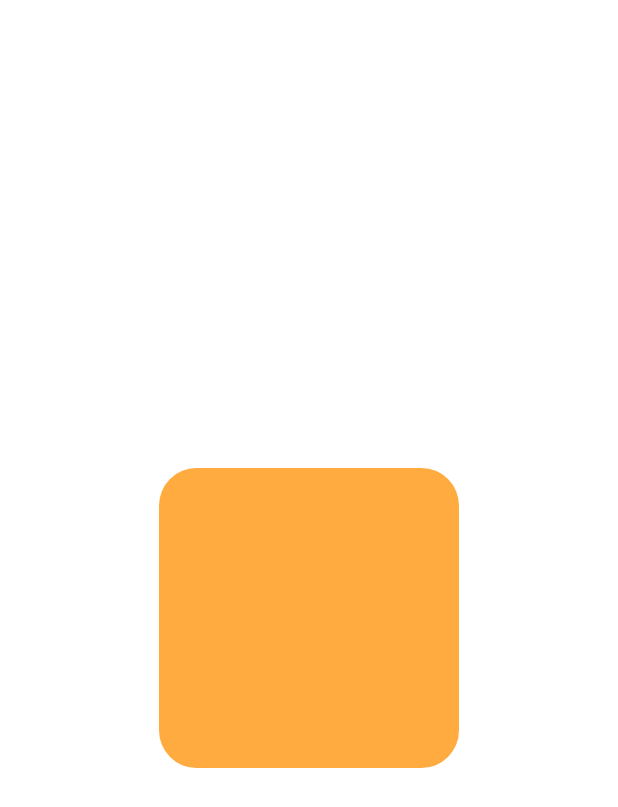
After one commit to charleslana/flutter_snippets, a Flutter app: the SnippetBoxDecoration screen opened directly, on a phone screen of 412 x 824 dp. The commit adds this screen. Shown: the top 807 px of the screen. Run offline on Flutter 3.47's test engine with Material 2 defaults, Android fonts, the phone set to English and light mode, and no system bars; our stand-ins replace shared_preferences; accounts and stored records are empty; generated files the repository leaves out were written again.

Commit message:
feat(snippets): update

```diff
--- a/lib/src/constants/app_constants.dart
+++ b/lib/src/constants/app_constants.dart
@@ -64,6 +64,7 @@ class AppConstants {
   static final txtSnippetWidgetCircleAvatar = 'widget_circle_avatar';
   static final txtSnippetWidgetFittedBox = 'widget_fitted_box';
   static final txtSnippetWidgetVisibility = 'widget_visibility';
+  static final txtSnippetWidgetBoxDecoration = 'widget_box_decoration';
   static final txtSnippetWidgetRefreshIndicator = 'widget_refresh_indicator';
   static final txtSnippetWidgetDraggable = 'widget_draggable';
   static final txtSnippetWidgetGlobalKey = 'widget_global_key';
--- a/lib/src/l10n/app_en.arb
+++ b/lib/src/l10n/app_en.arb
@@ -106,6 +106,7 @@
     "menuWidgetBasicCircleAvatar": "CircleAvatar",
     "menuWidgetBasicFittedBox": "FittedBox",
     "menuWidgetBasicVisibility": "Visibility",
+    "menuWidgetBasicBoxDecoration": "BoxDecoration",
     "menuWidgetAdvancedRefreshIndicator": "RefreshIndicator",
     "menuWidgetAdvancedDraggable": "Drag and Drop",
     "menuWidgetAdvancedGlobalKey": "GlobalKey",
--- a/lib/src/l10n/app_es.arb
+++ b/lib/src/l10n/app_es.arb
@@ -88,6 +88,7 @@
     "menuWidgetBasicCircleAvatar": "CircleAvatar",
     "menuWidgetBasicFittedBox": "FittedBox",
     "menuWidgetBasicVisibility": "Visibilidad",
+    "menuWidgetBasicBoxDecoration": "BoxDecoration",
     "menuWidgetAdvancedRefreshIndicator": "RefreshIndicator",
     "menuWidgetAdvancedDraggable": "Drag and Drop",
     "menuWidgetAdvancedGlobalKey": "GlobalKey",
--- a/lib/src/l10n/app_pt.arb
+++ b/lib/src/l10n/app_pt.arb
@@ -88,6 +88,7 @@
     "menuWidgetBasicCircleAvatar": "CircleAvatar",
     "menuWidgetBasicFittedBox": "FittedBox",
     "menuWidgetBasicVisibility": "Visibilidade",
+    "menuWidgetBasicBoxDecoration": "BoxDecoration",
     "menuWidgetAdvancedRefreshIndicator": "RefreshIndicator",
     "menuWidgetAdvancedDraggable": "Drag and Drop",
     "menuWidgetAdvancedGlobalKey": "GlobalKey",
--- /dev/null
+++ b/lib/src/snippets/snippet_box_decoration.dart
@@ -0,0 +1,21 @@
+import 'package:flutter/material.dart';
+
+class SnippetBoxDecoration extends StatelessWidget {
+  const SnippetBoxDecoration({Key? key}) : super(key: key);
+
+  @override
+  Widget build(BuildContext context) {
+    return Scaffold(
+      body: Center(
+        child: Container(
+          decoration: BoxDecoration(
+            color: Colors.orangeAccent,
+            borderRadius: BorderRadius.circular(25),
+          ),
+          height: 200,
+          width: 200,
+        ),
+      ),
+    );
+  }
+}
```
Also changed, not shown: assets/snippets/widget_box_decoration.txt (added, +36 -0 lines), lib/src/pages/snippet_widgets.dart (+15 -0 lines).
